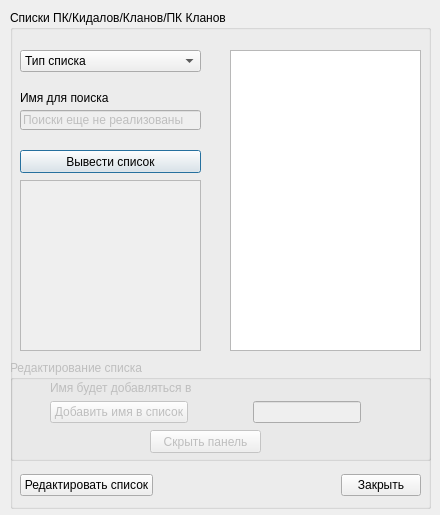
Before: the Qt Designer form InfoCO/list.ui in frostzhenya/InfoCO, drawn with Qt 5.
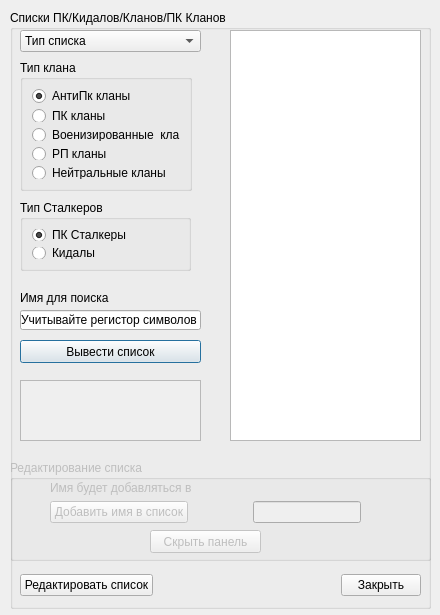
After: the same form once the commit is applied. Icons and pictures are not drawn.

The edit to the form file:
```diff
--- a/InfoCO/list.ui
+++ b/InfoCO/list.ui
@@ -10,7 +10,7 @@
     <x>0</x>
     <y>0</y>
     <width>440</width>
-    <height>515</height>
+    <height>615</height>
    </rect>
   </property>
   <property name="sizePolicy">
@@ -22,13 +22,13 @@
   <property name="minimumSize">
    <size>
     <width>440</width>
-    <height>515</height>
+    <height>615</height>
    </size>
   </property>
   <property name="maximumSize">
    <size>
     <width>440</width>
-    <height>515</height>
+    <height>615</height>
    </size>
   </property>
   <property name="windowTitle">
@@ -47,7 +47,7 @@
      <x>10</x>
      <y>10</y>
      <width>421</width>
-     <height>499</height>
+     <height>599</height>
     </rect>
    </property>
    <property name="sizePolicy">
@@ -59,13 +59,13 @@
    <property name="minimumSize">
     <size>
      <width>421</width>
-     <height>499</height>
+     <height>599</height>
     </size>
    </property>
    <property name="maximumSize">
     <size>
      <width>421</width>
-     <height>499</height>
+     <height>599</height>
     </size>
    </property>
    <property name="contextMenuPolicy">
@@ -81,7 +81,7 @@
     <property name="geometry">
      <rect>
       <x>10</x>
-      <y>40</y>
+      <y>20</y>
       <width>181</width>
       <height>22</height>
      </rect>
@@ -124,25 +124,25 @@
    </widget>
    <widget class="QLineEdit" name="LaineNameSeach">
     <property name="enabled">
-     <bool>false</bool>
+     <bool>true</bool>
     </property>
     <property name="geometry">
      <rect>
       <x>10</x>
-      <y>100</y>
+      <y>300</y>
       <width>181</width>
       <height>20</height>
      </rect>
     </property>
     <property name="text">
-     <string>Поиски еще не реализованы</string>
+     <string>Учитывайте регистор символов</string>
     </property>
    </widget>
    <widget class="QLabel" name="TxtNumeSeach">
     <property name="geometry">
      <rect>
       <x>10</x>
-      <y>80</y>
+      <y>280</y>
       <width>171</width>
       <height>16</height>
      </rect>
@@ -155,7 +155,7 @@
     <property name="geometry">
      <rect>
       <x>10</x>
-      <y>140</y>
+      <y>330</y>
       <width>181</width>
       <height>23</height>
      </rect>
@@ -171,21 +171,21 @@
     <property name="geometry">
      <rect>
       <x>10</x>
-      <y>170</y>
+      <y>370</y>
       <width>181</width>
-      <height>171</height>
+      <height>61</height>
      </rect>
     </property>
     <property name="minimumSize">
      <size>
       <width>181</width>
-      <height>171</height>
+      <height>61</height>
      </size>
     </property>
     <property name="maximumSize">
      <size>
       <width>181</width>
-      <height>281</height>
+      <height>171</height>
      </size>
     </property>
    </widget>
@@ -193,21 +193,21 @@
     <property name="geometry">
      <rect>
       <x>220</x>
-      <y>40</y>
+      <y>20</y>
       <width>191</width>
-      <height>301</height>
+      <height>411</height>
      </rect>
     </property>
     <property name="minimumSize">
      <size>
       <width>191</width>
-      <height>301</height>
+      <height>411</height>
      </size>
     </property>
     <property name="maximumSize">
      <size>
       <width>191</width>
-      <height>411</height>
+      <height>521</height>
      </size>
     </property>
     <property name="sortingEnabled">
@@ -218,7 +218,7 @@
     <property name="geometry">
      <rect>
       <x>10</x>
-      <y>460</y>
+      <y>560</y>
       <width>401</width>
       <height>31</height>
      </rect>
@@ -260,7 +260,7 @@
     <property name="geometry">
      <rect>
       <x>0</x>
-      <y>350</y>
+      <y>450</y>
       <width>421</width>
       <height>101</height>
      </rect>
@@ -342,6 +342,91 @@
      </property>
     </widget>
    </widget>
+   <widget class="QGroupBox" name="groupBoxTypeClan">
+    <property name="geometry">
+     <rect>
+      <x>10</x>
+      <y>50</y>
+      <width>172</width>
+      <height>131</height>
+     </rect>
+    </property>
+    <property name="title">
+     <string>Тип клана</string>
+    </property>
+    <layout class="QVBoxLayout" name="verticalLayout">
+     <item>
+      <widget class="QRadioButton" name="radioBAPK">
+       <property name="text">
+        <string>АнтиПк кланы</string>
+       </property>
+       <property name="checked">
+        <bool>true</bool>
+       </property>
+      </widget>
+     </item>
+     <item>
+      <widget class="QRadioButton" name="radioBPK">
+       <property name="text">
+        <string>ПК кланы</string>
+       </property>
+      </widget>
+     </item>
+     <item>
+      <widget class="QRadioButton" name="radioBM">
+       <property name="text">
+        <string>Военизированные  кланы</string>
+       </property>
+      </widget>
+     </item>
+     <item>
+      <widget class="QRadioButton" name="radioBRP">
+       <property name="text">
+        <string>РП кланы</string>
+       </property>
+      </widget>
+     </item>
+     <item>
+      <widget class="QRadioButton" name="radioBN">
+       <property name="text">
+        <string>Нейтральные кланы</string>
+       </property>
+      </widget>
+     </item>
+    </layout>
+   </widget>
+   <widget class="QGroupBox" name="groupBoxTypeStalkers">
+    <property name="geometry">
+     <rect>
+      <x>10</x>
+      <y>190</y>
+      <width>171</width>
+      <height>71</height>
+     </rect>
+    </property>
+    <property name="title">
+     <string>Тип Сталкеров</string>
+    </property>
+    <layout class="QVBoxLayout" name="verticalLayout_2">
+     <item>
+      <widget class="QRadioButton" name="radioBpk">
+       <property name="text">
+        <string>ПК Сталкеры</string>
+       </property>
+       <property name="checked">
+        <bool>true</bool>
+       </property>
+      </widget>
+     </item>
+     <item>
+      <widget class="QRadioButton" name="radioBkd">
+       <property name="text">
+        <string>Кидалы</string>
+       </property>
+      </widget>
+     </item>
+    </layout>
+   </widget>
   </widget>
  </widget>
  <tabstops>
```
Left out of the diff: 20 changed lines with no effect on the pictures.
